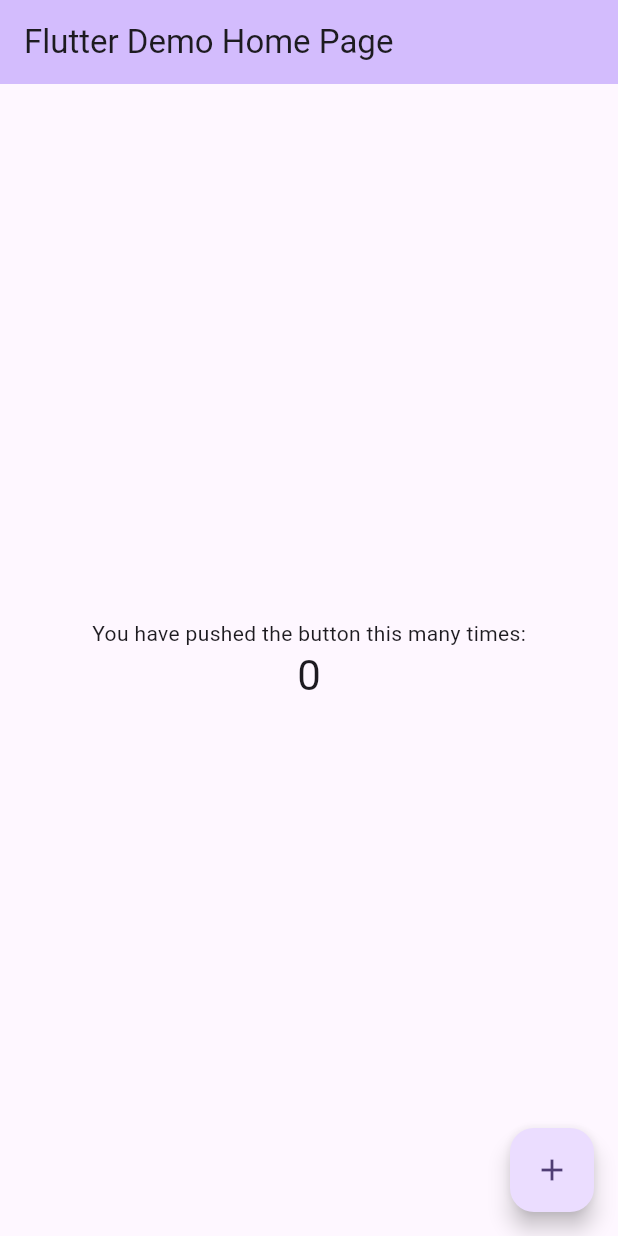
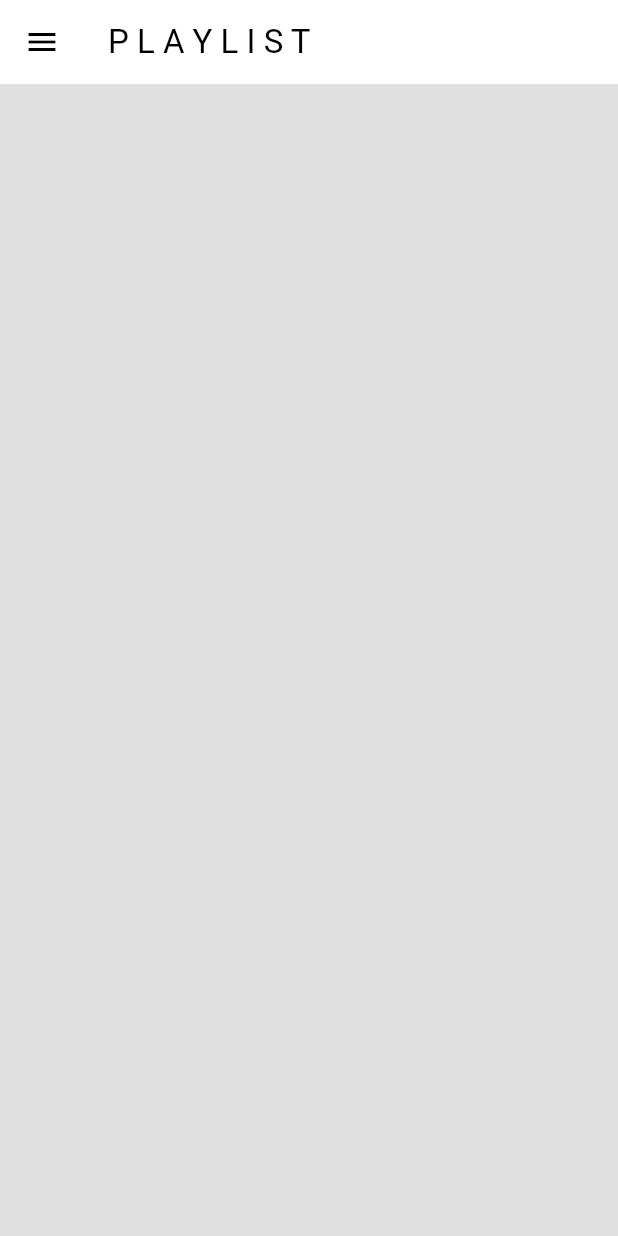
Before and after one commit to namanmahajan2020/Music_Player, a Flutter app: the screen it shows after launch, on a phone screen of 412 x 824 dp. Run offline on Flutter 3.47's test engine with Material 3 defaults, Android fonts, the phone set to English and light mode, and no system bars.

Commit message:
light and dark mode

```diff
--- a/lib/main.dart
+++ b/lib/main.dart
@@ -1,122 +1,28 @@
 import 'package:flutter/material.dart';
+import 'package:music_player/pages/home_page.dart';
+import 'package:music_player/themes/dark_mode.dart';
+import 'package:music_player/themes/light_mode.dart';
+import 'package:music_player/themes/theme_provider.dart';
+import 'package:provider/provider.dart';
 
 void main() {
-  runApp(const MyApp());
+  runApp(
+    ChangeNotifierProvider(
+      create: (context) => ThemeProvider(),
+      child: const MyApp(),
+    ),
+  );
 }
 
 class MyApp extends StatelessWidget {
   const MyApp({super.key});
 
-  // This widget is the root of your application.
   @override
   Widget build(BuildContext context) {
     return MaterialApp(
-      title: 'Flutter Demo',
-      theme: ThemeData(
-        // This is the theme of your application.
-        //
-        // TRY THIS: Try running your application with "flutter run". You'll see
-        // the application has a purple toolbar. Then, without quitting the app,
-        // try changing the seedColor in the colorScheme below to Colors.green
-        // and then invoke "hot reload" (save your changes or press the "hot
-        // reload" button in a Flutter-supported IDE, or press "r" if you used
-        // the command line to start the app).
-        //
-        // Notice that the counter didn't reset back to zero; the application
-        // state is not lost during the reload. To reset the state, use hot
-        // restart instead.
-        //
-        // This works for code too, not just values: Most code changes can be
-        // tested with just a hot reload.
-        colorScheme: ColorScheme.fromSeed(seedColor: Colors.deepPurple),
-      ),
-      home: const MyHomePage(title: 'Flutter Demo Home Page'),
+      debugShowCheckedModeBanner: false,
+      theme: Provider.of<ThemeProvider>(context).themeData,
+      home:const HomePage(),
     );
   }
 }
-
-class MyHomePage extends StatefulWidget {
-  const MyHomePage({super.key, required this.title});
-
-  // This widget is the home page of your application. It is stateful, meaning
-  // that it has a State object (defined below) that contains fields that affect
-  // how it looks.
-
-  // This class is the configuration for the state. It holds the values (in this
-  // case the title) provided by the parent (in this case the App widget) and
-  // used by the build method of the State. Fields in a Widget subclass are
-  // always marked "final".
-
-  final String title;
-
-  @override
-  State<MyHomePage> createState() => _MyHomePageState();
-}
-
-class _MyHomePageState extends State<MyHomePage> {
-  int _counter = 0;
-
-  void _incrementCounter() {
-    setState(() {
-      // This call to setState tells the Flutter framework that something has
-      // changed in this State, which causes it to rerun the build method below
-      // so that the display can reflect the updated values. If we changed
-      // _counter without calling setState(), then the build method would not be
-      // called again, and so nothing would appear to happen.
-      _counter++;
-    });
-  }
-
-  @override
-  Widget build(BuildContext context) {
-    // This method is rerun every time setState is called, for instance as done
-    // by the _incrementCounter method above.
-    //
-    // The Flutter framework has been optimized to make rerunning build methods
-    // fast, so that you can just rebuild anything that needs updating rather
-    // than having to individually change instances of widgets.
-    return Scaffold(
-      appBar: AppBar(
-        // TRY THIS: Try changing the color here to a specific color (to
-        // Colors.amber, perhaps?) and trigger a hot reload to see the AppBar
-        // change color while the other colors stay the same.
-        backgroundColor: Theme.of(context).colorScheme.inversePrimary,
-        // Here we take the value from the MyHomePage object that was created by
-        // the App.build method, and use it to set our appbar title.
-        title: Text(widget.title),
-      ),
-      body: Center(
-        // Center is a layout widget. It takes a single child and positions it
-        // in the middle of the parent.
-        child: Column(
-          // Column is also a layout widget. It takes a list of children and
-          // arranges them vertically. By default, it sizes itself to fit its
-          // children horizontally, and tries to be as tall as its parent.
-          //
-          // Column has various properties to control how it sizes itself and
-          // how it positions its children. Here we use mainAxisAlignment to
-          // center the children vertically; the main axis here is the vertical
-          // axis because Columns are vertical (the cross axis would be
-          // horizontal).
-          //
-          // TRY THIS: Invoke "debug painting" (choose the "Toggle Debug Paint"
-          // action in the IDE, or press "p" in the console), to see the
-          // wireframe for each widget.
-          mainAxisAlignment: MainAxisAlignment.center,
-          children: <Widget>[
-            const Text('You have pushed the button this many times:'),
-            Text(
-              '$_counter',
-              style: Theme.of(context).textTheme.headlineMedium,
-            ),
-          ],
-        ),
-      ),
-      floatingActionButton: FloatingActionButton(
-        onPressed: _incrementCounter,
-        tooltip: 'Increment',
-        child: const Icon(Icons.add),
-      ), // This trailing comma makes auto-formatting nicer for build methods.
-    );
-  }
-}
--- /dev/null
+++ b/lib/pages/home_page.dart
@@ -0,0 +1,18 @@
+import 'package:flutter/material.dart';
+class HomePage extends StatefulWidget {
+  const HomePage({super.key});
+
+  @override
+  State<HomePage> createState() => _HomePageState();
+}
+
+class _HomePageState extends State<HomePage> {
+  @override
+  Widget build(BuildContext context) {
+    return Scaffold(
+      backgroundColor: Theme.of(context).colorScheme.background,
+      appBar: AppBar(title: Text("P L A Y L I S T"),),
+      drawer:Drawer(),
+    );
+  }
+}
--- /dev/null
+++ b/lib/themes/dark_mode.dart
@@ -0,0 +1,9 @@
+import 'package:flutter/material.dart';
+ThemeData darkMode=ThemeData(
+  colorScheme: ColorScheme.light(
+    background: Colors.grey.shade900,
+    primary: Colors.grey.shade600,
+    secondary: Colors.grey.shade800,
+    inversePrimary: Colors.grey.shade300,
+  )
+);
--- /dev/null
+++ b/lib/themes/light_mode.dart
@@ -0,0 +1,9 @@
+import 'package:flutter/material.dart';
+ThemeData lightMode=ThemeData(
+  colorScheme: ColorScheme.light(
+    background: Colors.grey.shade300,
+    primary: Colors.grey.shade500,
+    secondary: Colors.grey.shade200,
+    inversePrimary: Colors.grey.shade900,
+  )
+);
--- /dev/null
+++ b/lib/themes/theme_provider.dart
@@ -0,0 +1,24 @@
+import 'package:flutter/material.dart';
+import 'package:music_player/themes/dark_mode.dart';
+import 'package:music_player/themes/light_mode.dart';
+
+class ThemeProvider extends ChangeNotifier {
+  ThemeData _themeData = lightMode;
+
+  ThemeData get themeData => _themeData;
+
+  bool get isDarkMode => _themeData == darkMode;
+
+  set themeData(ThemeData themeData) {
+    _themeData = themeData;
+    notifyListeners();
+  }
+
+  void toggleTheme() {
+    if (_themeData == lightMode) {
+      themeData = darkMode;
+    } else {
+      themeData = lightMode;
+    }
+  }
+}
--- a/pubspec.yaml
+++ b/pubspec.yaml
@@ -34,6 +34,7 @@
   # The following adds the Cupertino Icons font to your application.
   # Use with the CupertinoIcons class for iOS style icons.
   cupertino_icons: ^1.0.8
+  provider: ^6.1.4
 
 dev_dependencies:
   flutter_test:
```
Also changed, not shown: lib/components/my_darwer.dart (added), pubspec.lock.
